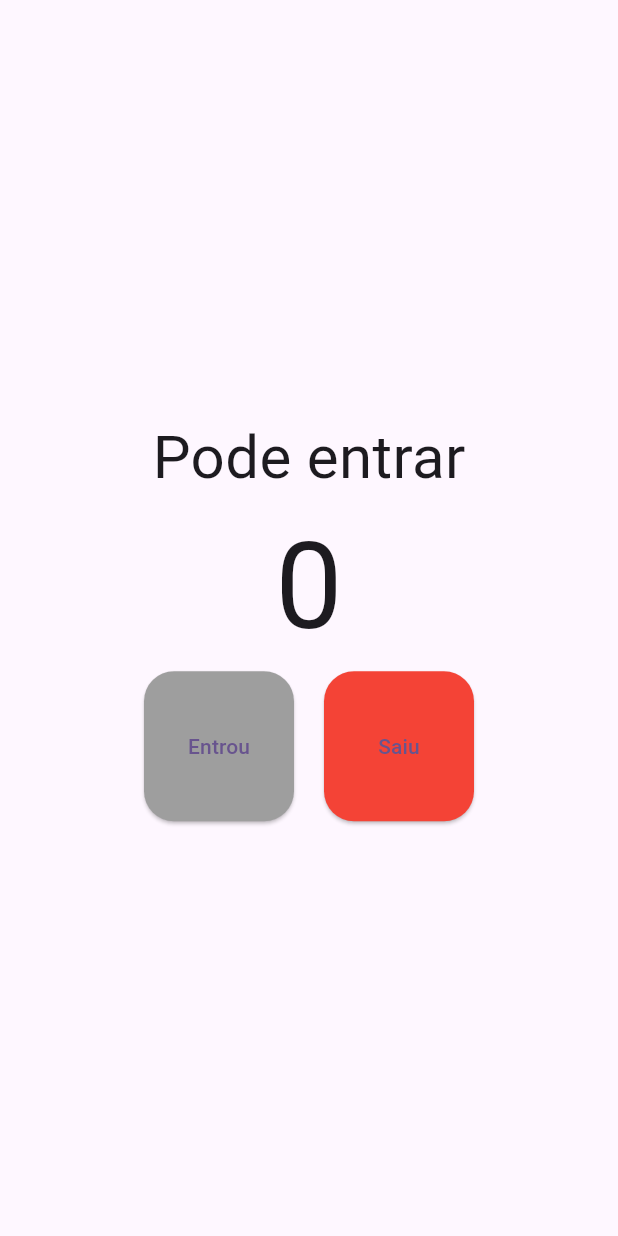
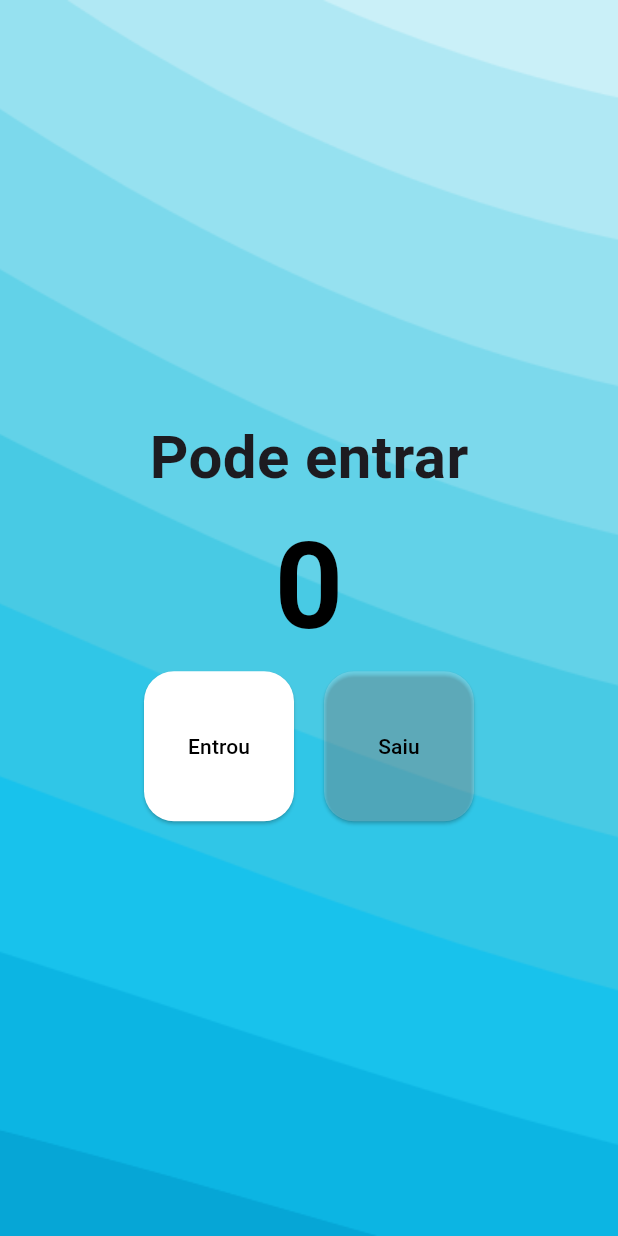
Before and after one commit to LuisFelipeSalvarani/contador_de_pessoas, a Flutter app: the screen it shows after launch, on a phone screen of 412 x 824 dp. Run offline on Flutter 3.47's test engine with Material 3 defaults, Android fonts, the phone set to English and light mode, and no system bars.

Commit message:
Final do app

```diff
--- a/lib/pages/home_page.dart
+++ b/lib/pages/home_page.dart
@@ -1,8 +1,8 @@
 import 'package:flutter/material.dart';
-import 'package:flutter/widgets.dart';
+// import 'package:flutter/widgets.dart';
 
 class HomePage extends StatefulWidget {
-  HomePage({super.key});
+  const HomePage({super.key});
 
   @override
   State<HomePage> createState() => _HomePageState();
@@ -30,7 +30,15 @@ class _HomePageState extends State<HomePage> {
   @override
   Widget build(BuildContext context) {
     return Scaffold(
-      body: Column(
+      body: Container(
+        decoration: const BoxDecoration(
+          image:
+            DecorationImage(
+              image: AssetImage("assets/images/liquid-cheese.png"),
+              fit: BoxFit.cover
+              ),
+        ),
+        child: Column(
           mainAxisAlignment: MainAxisAlignment.center,
           children: [
             Row(
@@ -38,7 +46,7 @@ class _HomePageState extends State<HomePage> {
               children: [
                 Text(
                   contador >= 15 ? "Lotado" : "Pode entrar",
-                style: TextStyle(fontSize: 40),
+                  style: const TextStyle(fontSize: 40, fontWeight: FontWeight.bold),
                 )
               ],
             ),
@@ -47,7 +55,7 @@ class _HomePageState extends State<HomePage> {
               children: [
                 Text(
                   contador.toString(),
-                style: TextStyle(fontSize: 80),
+                  style: TextStyle(fontSize: 80, fontWeight: FontWeight.bold, color: contador >=15 ? Colors.red : Colors.black),
                 )
               ],
             ),
@@ -59,26 +67,27 @@ class _HomePageState extends State<HomePage> {
                     child: ElevatedButton(
                     onPressed: incrementar,
                     style: ElevatedButton.styleFrom(
-                    fixedSize: Size(100, 100),
-                    shape: RoundedRectangleBorder(borderRadius: BorderRadius.all(Radius.circular(20))),
-                    backgroundColor: contador >=15 ? Colors.red : Colors.grey
+                      fixedSize: const Size(100, 100),
+                      shape: const RoundedRectangleBorder(borderRadius: BorderRadius.all(Radius.circular(20))),
+                      backgroundColor: contador >=15 ? Colors.white.withOpacity(0.2) : Colors.white
                     ),
-                  child: Text("Entrou"),
+                    child: const Text("Entrou", style: TextStyle(color: Colors.black)),
                   ),
                 ),
                 ElevatedButton(
                   onPressed: decrementar,
                   style: ElevatedButton.styleFrom(
-                  fixedSize: Size(100, 100),
-                  shape: RoundedRectangleBorder(borderRadius: BorderRadius.all(Radius.circular(20))),
-                  backgroundColor: contador <= 0 ? Colors.red : Colors.grey
+                    fixedSize: const Size(100, 100),
+                    shape: const RoundedRectangleBorder(borderRadius: BorderRadius.all(Radius.circular(20))),
+                    backgroundColor: contador <= 0 ? Colors.white.withOpacity(0.2) : Colors.white
                   ),
-                child: Text("Saiu"),
+                  child: const Text("Saiu", style: TextStyle(color: Colors.black)),
                 )
               ],
             ),
           ],
         ),
+      )
     );
   }
 }
--- a/pubspec.yaml
+++ b/pubspec.yaml
@@ -44,8 +44,8 @@ flutter:
 
   # To add Flutter specific assets to your application, add an assets section,
   # like this:
-  # assets:
-  #   - images/a_dot_burr.jpeg
+  assets:
+    - assets/images/liquid-cheese.png
   #   - images/a_dot_ham.jpeg
 
   # An image asset can refer to one or more resolution-specific "variants", see
```
Also changed, not shown: assets/images/liquid-cheese.png (added). Lines whose indentation alone changed are shown as unchanged.
